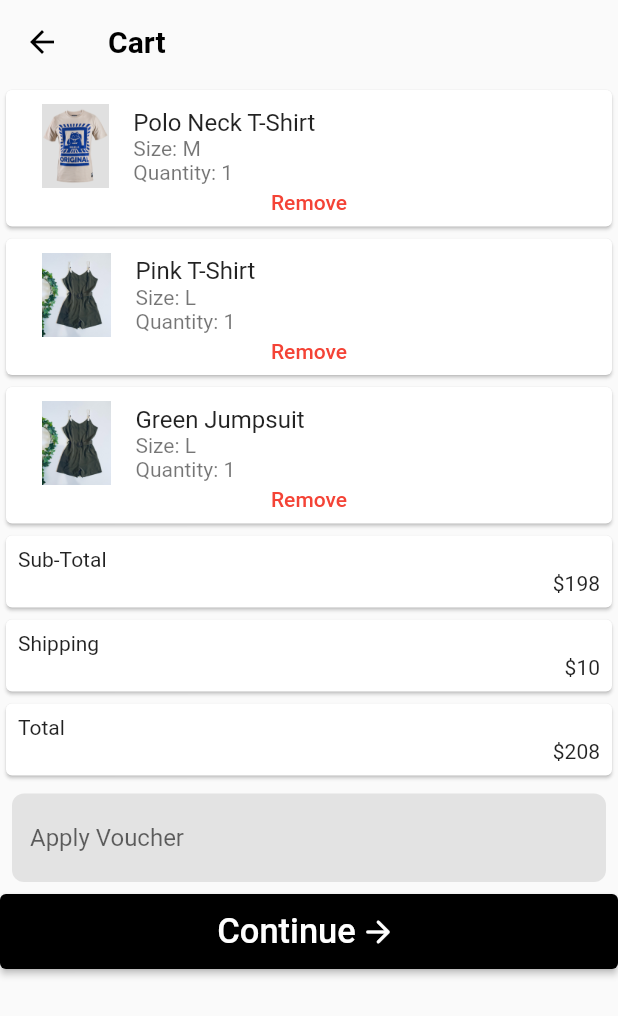
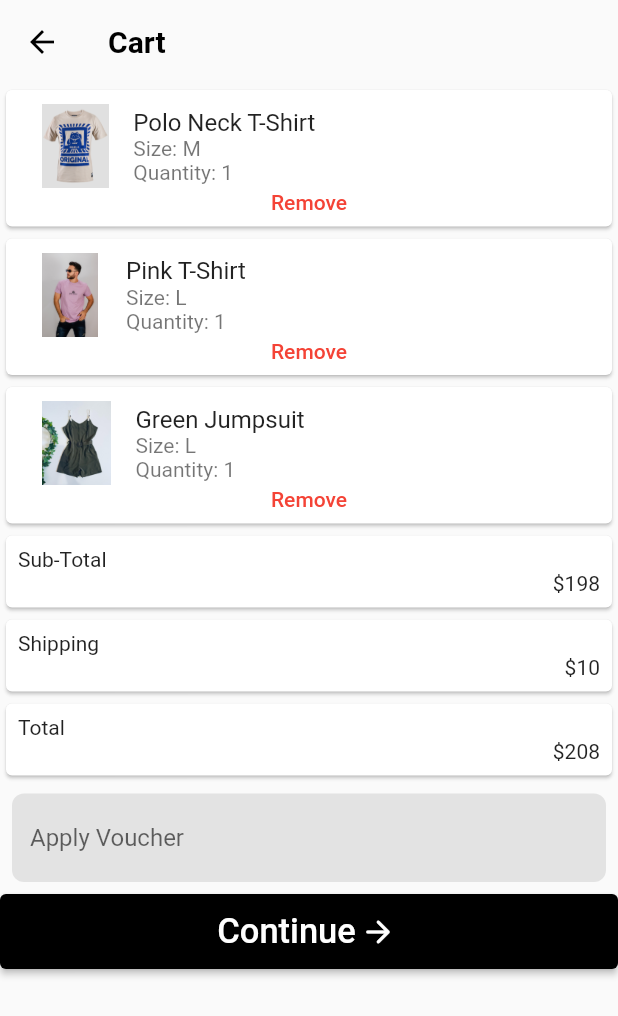
Before and after one commit to isha2125/Fashiontonic-App, a Flutter app: the Cart screen opened directly, on a phone screen of 412 x 824 dp. Shown: the top 1016 px of the screen. Run offline on Flutter 3.47's test engine with Material 2 defaults, Android fonts, the phone set to English and light mode, and no system bars; our stand-ins replace carousel_slider, easy_search_bar, flutter_svg.

Commit message:
Final commit

```diff
--- a/lib/cart.dart
+++ b/lib/cart.dart
@@ -49,7 +49,7 @@
             child: Column(
               children: [
                 ListTile(
-                  leading: Image.asset('asset/greendress.jpg'),
+                  leading: Image.asset('asset/pinkshirt.jpg'),
                   title: Text("Pink T-Shirt"),
                   subtitle: Text("Size: L\nQuantity: 1"),
                 ),
```
